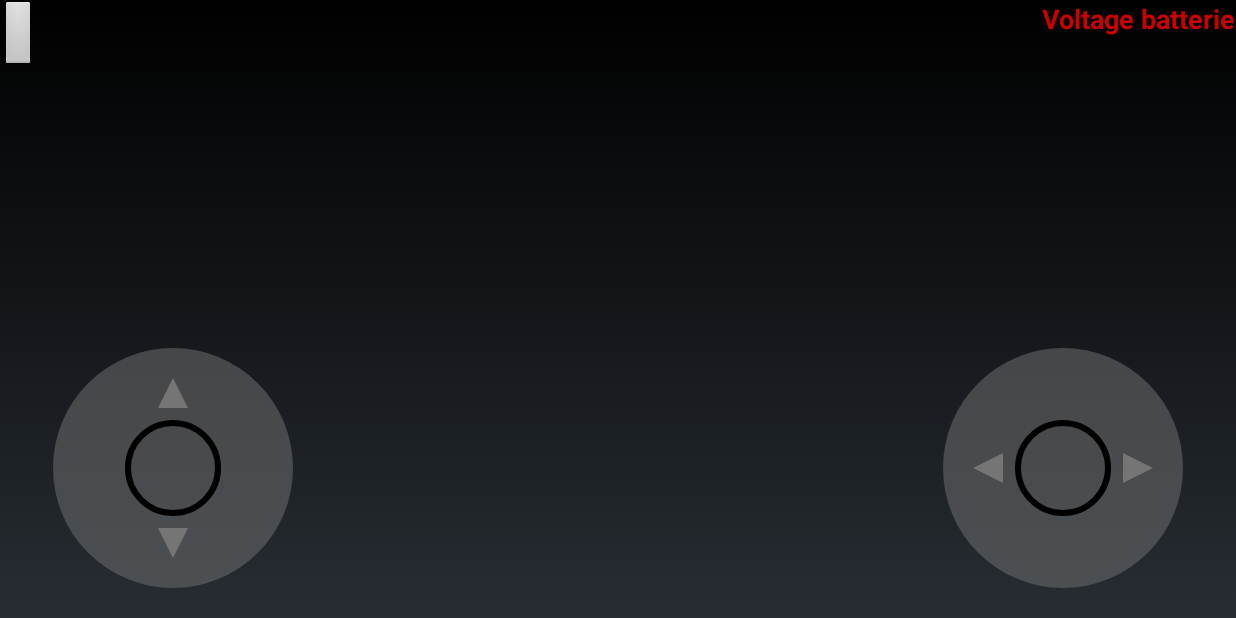
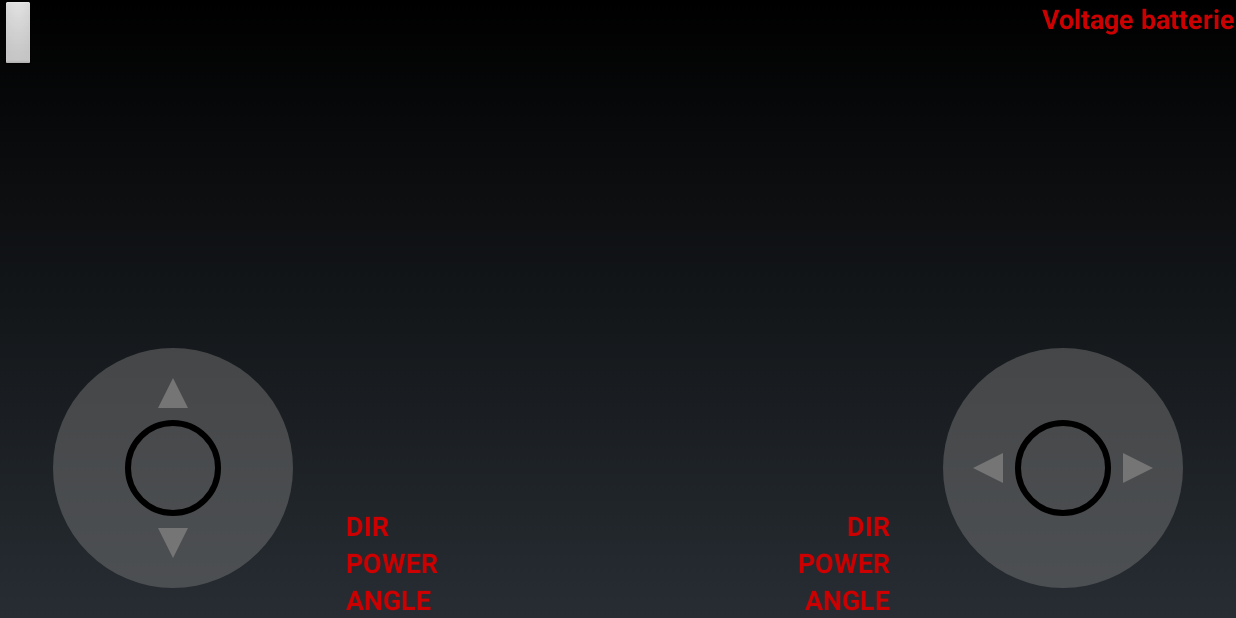
Before and after one commit to MilleniumBlitz/ProjectPiCars, an Android app: the JoystickActivity screen opened directly, with no data from a screen before it, after a tap on an icon or button, on a phone screen of 824 x 412 dp (held sideways). Run offline under Robolectric (Android 15) with nearby library versions, the phone set to English and light mode, and no system bars; our stand-ins replace Volley; libraries missing offline, so code that uses them is left out: com.beardedhen.androidbootstrap; plain views replace BootstrapButton; network calls fail; 1 statement that could not run was skipped.

Commit message:
Add debug infos for both joysticks

```diff
--- a/app/src/main/java/fr/millenium_blitz/projectpicars/ui/JoystickActivity.java
+++ b/app/src/main/java/fr/millenium_blitz/projectpicars/ui/JoystickActivity.java
@@ -59,11 +59,17 @@ public class JoystickActivity extends Activity {
         //Toggle debug mode
         binding.btnDebug.setOnClickListener(view -> {
             debugMode = !debugMode;
-            if (debugMode) {
-                binding.txtBattery.setVisibility(View.VISIBLE);
-            } else {
-                binding.txtBattery.setVisibility(View.INVISIBLE);
-            }
+
+            // Switch visibility on/off for debug elements
+            int visibility = debugMode ? View.VISIBLE : View.INVISIBLE;
+
+            binding.txtBattery.setVisibility(visibility);
+            binding.txtPowerJoyAngleDebug.setVisibility(visibility);
+            binding.txtPowerJoyPowerDebug.setVisibility(visibility);
+            binding.txtPowerJoyDirectionDebug.setVisibility(visibility);
+            binding.txtDirectionJoyAngleDebug.setVisibility(visibility);
+            binding.txtDirectionJoyPowerDebug.setVisibility(visibility);
+            binding.txtDirectionJoyDirectionDebug.setVisibility(visibility);
         });
 
         //Get select ipAddress toast
@@ -89,9 +95,14 @@ public class JoystickActivity extends Activity {
 
                     sendRequest(request);
 
+                    // DEBUG INFO
+                    binding.txtPowerJoyAngleDebug.setText(String.valueOf(angle));
+                    binding.txtPowerJoyPowerDebug.setText(String.valueOf(power));
+                    binding.txtPowerJoyDirectionDebug.setText(String.valueOf(direction));
+
                 });
 
-                binding.joystickDirection.setOnJoystickMoveListener((angle, power, direction) -> {
+                binding.joystickDirection.setOnJoystickMoveListener((int angle, int power, int direction) -> {
 
                     String request;
 
@@ -104,6 +115,11 @@ public class JoystickActivity extends Activity {
                     }
 
                     sendRequest(request);
+
+                    // DEBUG INFO
+                    binding.txtDirectionJoyAngleDebug.setText(String.valueOf(angle));
+                    binding.txtDirectionJoyPowerDebug.setText(String.valueOf(power));
+                    binding.txtDirectionJoyDirectionDebug.setText(String.valueOf(direction));
                 });
             }
         }
--- a/app/src/main/res/layout/activity_joystick.xml
+++ b/app/src/main/res/layout/activity_joystick.xml
@@ -28,7 +28,43 @@
         android:layout_marginLeft="15dp"
         android:layout_marginRight="15dp"
         android:background="@drawable/joystick_power"
-        android:clickable="false" />
+        android:clickable="false"/>
+
+    <TextView
+        android:id="@+id/txtPowerJoyAngleDebug"
+        android:layout_width="wrap_content"
+        android:layout_height="wrap_content"
+        android:layout_toEndOf="@id/joystickPuissance"
+        android:layout_alignBottom="@id/joystickPuissance"
+        android:text="ANGLE"
+        android:textColor="@android:color/holo_red_dark"
+        android:textSize="18sp"
+        android:textStyle="bold"
+        android:visibility="invisible"/>
+
+    <TextView
+        android:id="@+id/txtPowerJoyPowerDebug"
+        android:layout_width="wrap_content"
+        android:layout_height="wrap_content"
+        android:layout_above="@id/txtPowerJoyAngleDebug"
+        android:layout_toEndOf="@id/joystickPuissance"
+        android:text="POWER"
+        android:textColor="@android:color/holo_red_dark"
+        android:textSize="18sp"
+        android:textStyle="bold"
+        android:visibility="invisible"/>
+
+    <TextView
+        android:id="@+id/txtPowerJoyDirectionDebug"
+        android:layout_width="wrap_content"
+        android:layout_height="wrap_content"
+        android:layout_above="@id/txtPowerJoyPowerDebug"
+        android:layout_toEndOf="@id/joystickPuissance"
+        android:text="DIR"
+        android:textColor="@android:color/holo_red_dark"
+        android:textSize="18sp"
+        android:textStyle="bold"
+        android:visibility="invisible"/>
 
     <fr.millenium_blitz.projectpicars.view.JoystickView
         android:id="@+id/joystickDirection"
@@ -39,6 +75,42 @@
         android:layout_marginLeft="15dp"
         android:layout_marginRight="15dp"
         android:background="@drawable/joystick_direction" />
+
+    <TextView
+        android:id="@+id/txtDirectionJoyAngleDebug"
+        android:layout_width="wrap_content"
+        android:layout_height="wrap_content"
+        android:layout_toStartOf="@id/joystickDirection"
+        android:layout_alignBottom="@id/joystickPuissance"
+        android:text="ANGLE"
+        android:textColor="@android:color/holo_red_dark"
+        android:textSize="18sp"
+        android:textStyle="bold"
+        android:visibility="invisible"/>
+
+    <TextView
+        android:id="@+id/txtDirectionJoyPowerDebug"
+        android:layout_width="wrap_content"
+        android:layout_height="wrap_content"
+        android:layout_above="@id/txtPowerJoyAngleDebug"
+        android:layout_toStartOf="@id/joystickDirection"
+        android:text="POWER"
+        android:textColor="@android:color/holo_red_dark"
+        android:textSize="18sp"
+        android:textStyle="bold"
+        android:visibility="invisible"/>
+
+    <TextView
+        android:id="@+id/txtDirectionJoyDirectionDebug"
+        android:layout_width="wrap_content"
+        android:layout_height="wrap_content"
+        android:layout_above="@id/txtPowerJoyPowerDebug"
+        android:layout_toStartOf="@id/joystickDirection"
+        android:text="DIR"
+        android:textColor="@android:color/holo_red_dark"
+        android:textSize="18sp"
+        android:textStyle="bold"
+        android:visibility="invisible"/>
 
     <com.beardedhen.androidbootstrap.BootstrapButton
         android:id="@+id/btnDebug"
@@ -68,4 +140,6 @@
         android:visibility="invisible" />
 
 
+
+
 </RelativeLayout>
```
